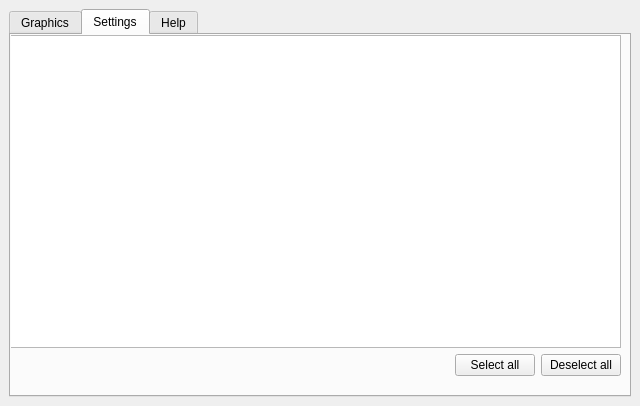
First picture: the form in earthbeat_dockwidget_base.ui, repository BrunoCombal/earthbeat, before the edit.
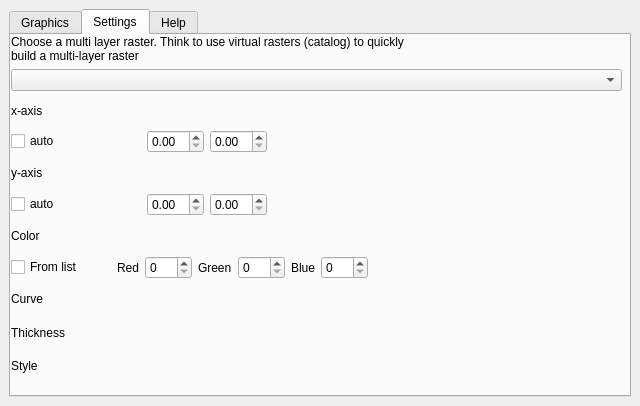
Second picture: the form after the edit. The open tabs and pages were chosen to show the change.

Patch:
```diff
--- a/earthbeat_dockwidget_base.ui
+++ b/earthbeat_dockwidget_base.ui
@@ -15,7 +15,7 @@
   </property>
   <widget class="QWidget" name="dockWidgetContents">
    <layout class="QGridLayout" name="gridLayout">
-    <item row="1" column="0">
+    <item row="0" column="0">
      <widget class="QTabWidget" name="tabWidget">
       <property name="currentIndex">
        <number>1</number>
@@ -105,18 +105,77 @@
        <widget class="QWidget" name="verticalLayoutWidget">
         <property name="geometry">
          <rect>
-          <x>-1</x>
+          <x>0</x>
           <y>0</y>
           <width>611</width>
-          <height>341</height>
+          <height>345</height>
          </rect>
         </property>
         <layout class="QVBoxLayout" name="verticalLayout_2">
          <item>
-          <widget class="QTableView" name="tableView"/>
+          <widget class="QLabel" name="labelChooseRaster">
+           <property name="maximumSize">
+            <size>
+             <width>400</width>
+             <height>16777215</height>
+            </size>
+           </property>
+           <property name="text">
+            <string>Choose a multi layer raster. Think to use virtual rasters (catalog) to quickly build a multi-layer raster</string>
+           </property>
+           <property name="alignment">
+            <set>Qt::AlignLeading|Qt::AlignLeft|Qt::AlignTop</set>
+           </property>
+           <property name="wordWrap">
+            <bool>true</bool>
+           </property>
+          </widget>
          </item>
          <item>
-          <layout class="QHBoxLayout" name="hrLayoutButtons">
+          <widget class="QComboBox" name="comboBox"/>
+         </item>
+         <item>
+          <widget class="QLabel" name="labelXAxisDef">
+           <property name="text">
+            <string>x-axis</string>
+           </property>
+          </widget>
+         </item>
+         <item>
+          <layout class="QHBoxLayout" name="horizontalLayout_2">
+           <item>
+            <widget class="QCheckBox" name="cbXAxisAuto">
+             <property name="minimumSize">
+              <size>
+               <width>130</width>
+               <height>0</height>
+              </size>
+             </property>
+             <property name="text">
+              <string>auto</string>
+             </property>
+            </widget>
+           </item>
+           <item>
+            <widget class="QDoubleSpinBox" name="sbXMin">
+             <property name="maximumSize">
+              <size>
+               <width>80</width>
+               <height>16777215</height>
+              </size>
+             </property>
+            </widget>
+           </item>
+           <item>
+            <widget class="QDoubleSpinBox" name="sbXMax">
+             <property name="maximumSize">
+              <size>
+               <width>80</width>
+               <height>16777215</height>
+              </size>
+             </property>
+            </widget>
+           </item>
            <item>
             <spacer name="horizontalSpacer">
              <property name="orientation">
@@ -130,22 +189,201 @@
              </property>
             </spacer>
            </item>
+          </layout>
+         </item>
+         <item>
+          <widget class="QLabel" name="labelYAxisDef">
+           <property name="text">
+            <string>y-axis</string>
+           </property>
+          </widget>
+         </item>
+         <item>
+          <layout class="QHBoxLayout" name="horizontalLayout_3">
            <item>
-            <widget class="QPushButton" name="pushButton_3">
+            <widget class="QCheckBox" name="cbYAxisAuto">
+             <property name="minimumSize">
+              <size>
+               <width>130</width>
+               <height>0</height>
+              </size>
+             </property>
              <property name="text">
-              <string>Select all</string>
+              <string>auto</string>
              </property>
             </widget>
            </item>
            <item>
-            <widget class="QPushButton" name="pushButton_2">
+            <widget class="QDoubleSpinBox" name="sbYMin">
+             <property name="maximumSize">
+              <size>
+               <width>80</width>
+               <height>16777215</height>
+              </size>
+             </property>
+            </widget>
+           </item>
+           <item>
+            <widget class="QDoubleSpinBox" name="sbYMax">
+             <property name="maximumSize">
+              <size>
+               <width>80</width>
+               <height>16777215</height>
+              </size>
+             </property>
+            </widget>
+           </item>
+           <item>
+            <spacer name="horizontalSpacer_2">
+             <property name="orientation">
+              <enum>Qt::Horizontal</enum>
+             </property>
+             <property name="sizeHint" stdset="0">
+              <size>
+               <width>40</width>
+               <height>20</height>
+              </size>
+             </property>
+            </spacer>
+           </item>
+          </layout>
+         </item>
+         <item>
+          <widget class="QLabel" name="labelCurveColorDef">
+           <property name="text">
+            <string>Color</string>
+           </property>
+          </widget>
+         </item>
+         <item>
+          <layout class="QHBoxLayout" name="horizontalLayout_4">
+           <item>
+            <widget class="QCheckBox" name="checkBox_3">
+             <property name="minimumSize">
+              <size>
+               <width>100</width>
+               <height>0</height>
+              </size>
+             </property>
              <property name="text">
-              <string>Deselect all</string>
+              <string>From list</string>
              </property>
             </widget>
            </item>
+           <item>
+            <widget class="QLabel" name="label_2">
+             <property name="maximumSize">
+              <size>
+               <width>30</width>
+               <height>16777215</height>
+              </size>
+             </property>
+             <property name="text">
+              <string>Red</string>
+             </property>
+            </widget>
+           </item>
+           <item>
+            <widget class="QSpinBox" name="sbCurveRed">
+             <property name="maximumSize">
+              <size>
+               <width>80</width>
+               <height>16777215</height>
+              </size>
+             </property>
+             <property name="maximum">
+              <number>255</number>
+             </property>
+            </widget>
+           </item>
+           <item>
+            <widget class="QLabel" name="label_3">
+             <property name="maximumSize">
+              <size>
+               <width>40</width>
+               <height>16777215</height>
+              </size>
+             </property>
+             <property name="text">
+              <string>Green</string>
+             </property>
+            </widget>
+           </item>
+           <item>
+            <widget class="QSpinBox" name="sbCurveGreen">
+             <property name="maximumSize">
+              <size>
+               <width>80</width>
+               <height>16777215</height>
+              </size>
+             </property>
+             <property name="maximum">
+              <number>255</number>
+             </property>
+            </widget>
+           </item>
+           <item>
+            <widget class="QLabel" name="label_4">
+             <property name="maximumSize">
+              <size>
+               <width>40</width>
+               <height>16777215</height>
+              </size>
+             </property>
+             <property name="text">
+              <string>Blue</string>
+             </property>
+            </widget>
+           </item>
+           <item>
+            <widget class="QSpinBox" name="sbCurveBlue">
+             <property name="maximumSize">
+              <size>
+               <width>80</width>
+               <height>16777215</height>
+              </size>
+             </property>
+             <property name="maximum">
+              <number>255</number>
+             </property>
+            </widget>
+           </item>
+           <item>
+            <spacer name="horizontalSpacer_3">
+             <property name="orientation">
+              <enum>Qt::Horizontal</enum>
+             </property>
+             <property name="sizeHint" stdset="0">
+              <size>
+               <width>40</width>
+               <height>20</height>
+              </size>
+             </property>
+            </spacer>
+           </item>
           </layout>
          </item>
+         <item>
+          <widget class="QLabel" name="labelCurveDef">
+           <property name="text">
+            <string>Curve</string>
+           </property>
+          </widget>
+         </item>
+         <item>
+          <widget class="QLabel" name="labelCurveThickDef">
+           <property name="text">
+            <string>Thickness</string>
+           </property>
+          </widget>
+         </item>
+         <item>
+          <widget class="QLabel" name="labelCurveStyleDef">
+           <property name="text">
+            <string>Style</string>
+           </property>
+          </widget>
+         </item>
         </layout>
        </widget>
       </widget>
```
Left out of the diff: 4 changed lines with no effect on the pictures.
